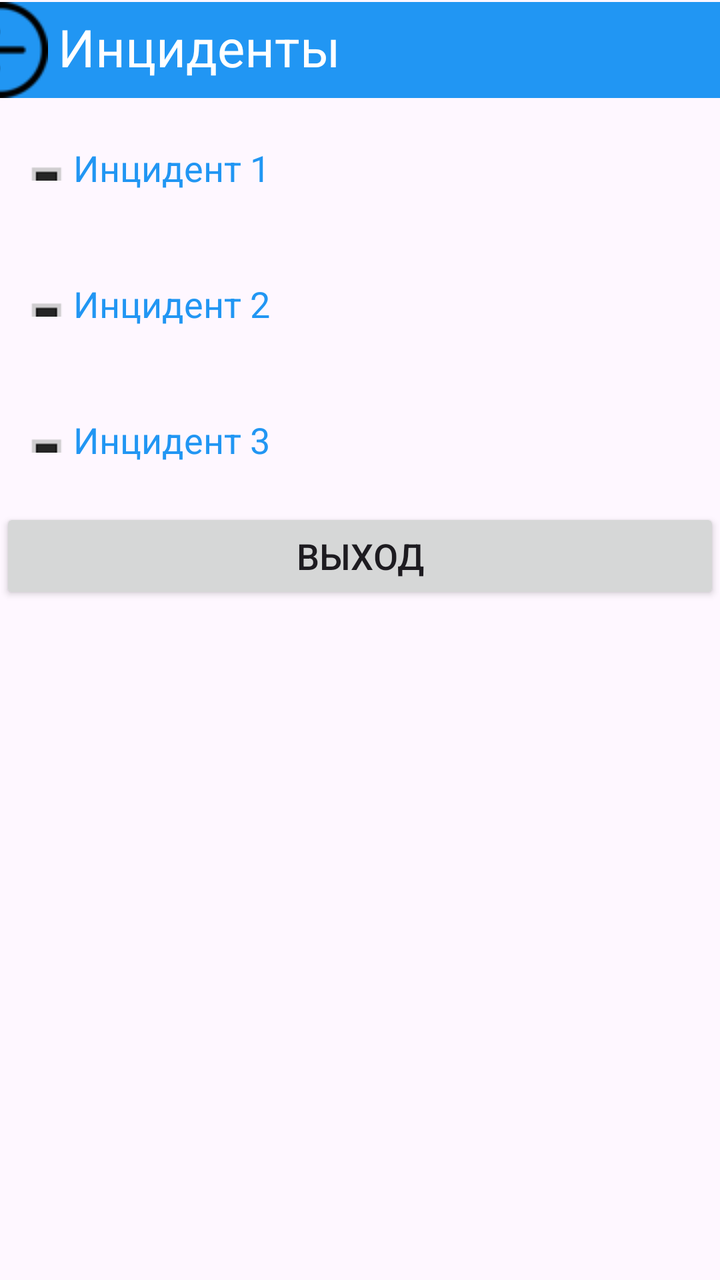
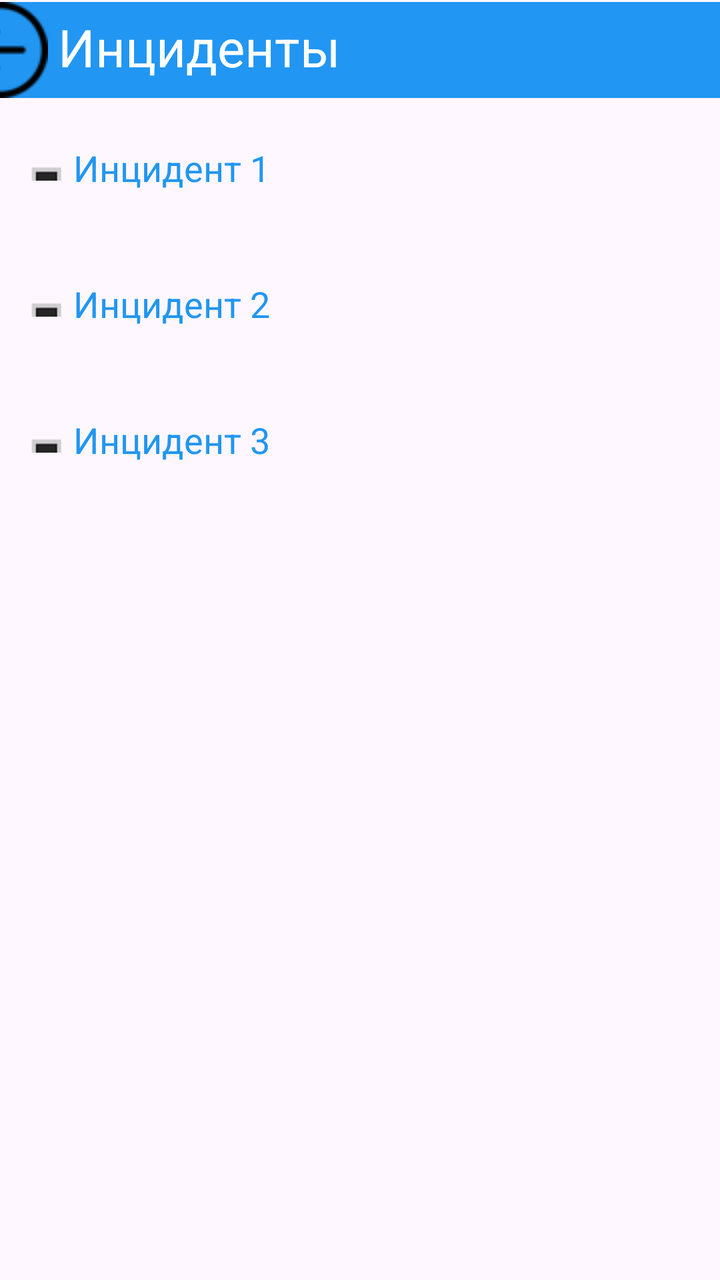

Two renders of the same Android screen: before a commit and after it. Below are the layout's source before the change and the commit's diff.
<!-- AndroidManifest.xml: application theme Theme.First_Aid -->
<!-- res/layout/activity_incidents.xml -->
<?xml version="1.0" encoding="utf-8"?>
<androidx.constraintlayout.widget.ConstraintLayout xmlns:android="http://schemas.android.com/apk/res/android"
    xmlns:app="http://schemas.android.com/apk/res-auto"
    xmlns:tools="http://schemas.android.com/tools"
    android:id="@+id/main"
    android:layout_width="match_parent"
    android:layout_height="match_parent"
    tools:context=".Incidents">

    <LinearLayout
        android:id="@+id/linearLayout"
        android:layout_width="match_parent"
        android:layout_height="match_parent"
        android:layout_marginTop="50dp"
        android:orientation="vertical"
        android:visibility="visible"
        app:layout_constraintBottom_toBottomOf="parent"
        app:layout_constraintEnd_toEndOf="parent"
        app:layout_constraintStart_toStartOf="parent"
        app:layout_constraintTop_toTopOf="parent">

        <TextView
            android:id="@+id/incident1"
            android:layout_width="match_parent"
            android:layout_height="wrap_content"
            android:layout_gravity="start"
            android:layout_marginLeft="10dp"
            android:layout_marginTop="10dp"
            android:layout_marginBottom="10dp"
            android:clickable="true"
            android:drawableStart="@android:drawable/menu_frame"
            android:focusable="true"
            android:gravity="center_vertical"
            android:minHeight="48dp"
            android:text="@string/incident_1"
            android:textColor="@color/blue_text"
            android:textSize="18sp" />

        <TextView
            android:id="@+id/incident2"
            android:layout_width="match_parent"
            android:layout_height="wrap_content"
            android:layout_gravity="start"
            android:layout_marginLeft="10dp"
            android:layout_marginTop="10dp"
            android:layout_marginBottom="10dp"
            android:clickable="true"
            android:drawableStart="@android:drawable/menu_frame"
            android:focusable="true"
            android:gravity="center_vertical"
            android:minHeight="48dp"
            android:text="@string/incident_2"
            android:textColor="@color/blue_text"
            android:textSize="18sp" />

        <TextView
            android:id="@+id/incident3"
            android:layout_width="match_parent"
            android:layout_height="wrap_content"
            android:layout_gravity="start"
            android:layout_marginLeft="10dp"
            android:layout_marginTop="10dp"
            android:layout_marginBottom="10dp"
            android:clickable="true"
            android:drawableStart="@android:drawable/menu_frame"
            android:focusable="true"
            android:gravity="center_vertical"
            android:minHeight="48dp"
            android:text="@string/incident_3"
            android:textColor="@color/blue_text"
            android:textSize="18sp" />

        <Button
            android:id="@+id/button"
            android:layout_width="match_parent"
            android:layout_height="wrap_content"
            android:text="@string/exit"
            android:textSize="18sp"/>
    </LinearLayout>

    <LinearLayout
        android:id="@+id/top_toolbar"
        android:layout_width="409dp"
        android:layout_height="48dp"
        android:background="@color/common_background_toolbar"
        android:gravity="center"
        android:orientation="horizontal"
        app:layout_constraintBottom_toTopOf="@+id/linearLayout"
        app:layout_constraintEnd_toEndOf="parent"
        app:layout_constraintStart_toStartOf="parent"
        app:layout_constraintTop_toTopOf="parent">


        <androidx.appcompat.widget.Toolbar
            android:id="@+id/toolbar"
            android:layout_width="match_parent"
            android:layout_height="match_parent"
            android:layout_weight="1"
            app:contentInsetStart="0dp">

            <ImageButton
                android:id="@+id/imageButton3"
                android:layout_width="wrap_content"
                android:layout_height="match_parent"
                android:background="@android:color/transparent"
                android:onClick="goToFirstActivity"
                android:scaleType="center"
                android:contentDescription="@string/back"
                app:srcCompat="@drawable/back_button_48" />

                <TextView
                    android:id="@+id/textViewFirstAid2"
                    android:layout_width="match_parent"
                    android:layout_height="match_parent"
                    android:padding="5dp"
                    android:text="@string/incidents"
                    android:textAlignment="center"
                    android:textColor="@color/white"
                    android:textSize="26sp" />


        </androidx.appcompat.widget.Toolbar>


    </LinearLayout>

</androidx.constraintlayout.widget.ConstraintLayout>
<!-- resources referenced by this layout -->
<resources>
  <color name="blue_text">#2196F3</color>
  <color name="common_background_toolbar">#2196F3</color>
  <color name="white">#FFFFFFFF</color>
  <!-- drawable back_button_48: png bitmap (drawable, 1052 bytes) -->
  <string name="back">Назад</string>
  <string name="exit">Выход</string>
  <string name="incident_1">Инцидент 1</string>
  <string name="incident_2">Инцидент 2</string>
  <string name="incident_3">Инцидент 3</string>
  <string name="incidents">Инциденты</string>
  <style name="Theme.First_Aid" parent="Base.Theme.First_Aid" />
  <style name="Base.Theme.First_Aid" parent="Theme.Material3.DayNight.NoActionBar">
          
          
      </style>
</resources>

<!-- the commit's change to res/layout/activity_incidents.xml (unified diff, before → after) -->
@@ -70,12 +70,6 @@
             android:textColor="@color/blue_text"
             android:textSize="18sp" />
 
-        <Button
-            android:id="@+id/button"
-            android:layout_width="match_parent"
-            android:layout_height="wrap_content"
-            android:text="@string/exit"
-            android:textSize="18sp"/>
     </LinearLayout>
 
     <LinearLayout
<!-- resource entries referenced after the edit -->
@@ -5,7 +5,6 @@
   <color name="white">#FFFFFFFF</color>
   <!-- drawable back_button_48: png bitmap (drawable, 1052 bytes) -->
   <string name="back">Назад</string>
-  <string name="exit">Выход</string>
   <string name="incident_1">Инцидент 1</string>
   <string name="incident_2">Инцидент 2</string>
   <string name="incident_3">Инцидент 3</string>
